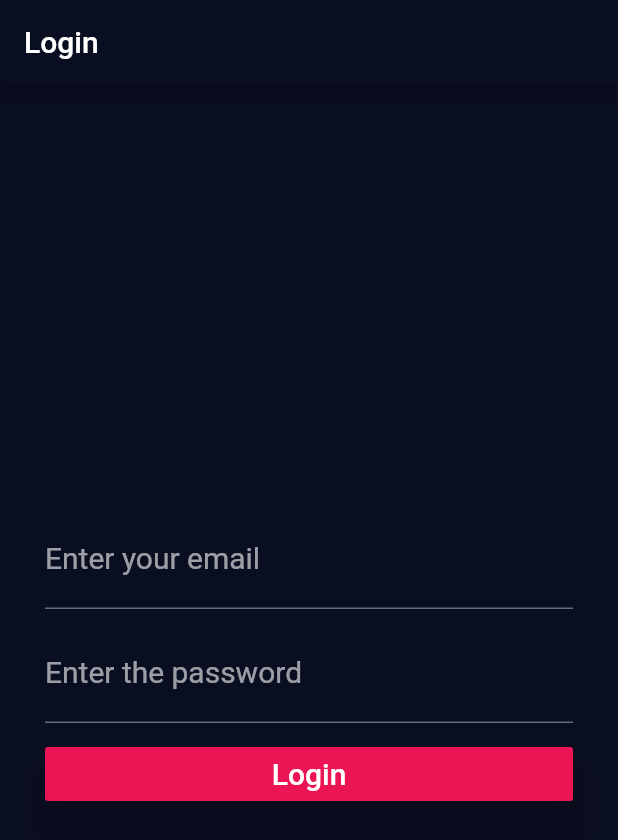
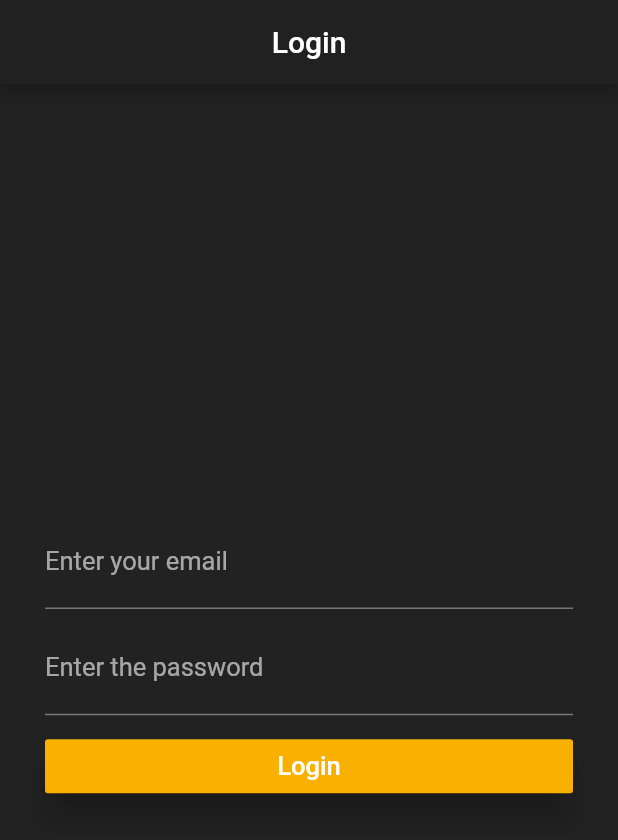
Before and after one commit to soniyaarockiya/frogbit_flutter, a Flutter app: the screen it shows after launch, on a phone screen of 412 x 824 dp. Shown: the top 840 px of the screen. Run offline on Flutter 3.47's test engine with Material 2 defaults, Android fonts, the phone set to English and light mode, and no system bars; our stand-ins replace firebase_auth; accounts and stored records are empty.

Commit message:
Second Commit --- Api data retrieval (punk beer), ListView , Infinite scrolling, Provider package to share loggedIn user Id.

```diff
--- a/lib/constants/ui_constants.dart
+++ b/lib/constants/ui_constants.dart
@@ -1,5 +1,6 @@
 import 'package:flutter/material.dart';
 
 const kTextFieldStyle = TextStyle(
-  fontSize: 20.0,
+  fontSize: 17.0,
+  color: Colors.white,
 );
--- a/lib/main.dart
+++ b/lib/main.dart
@@ -1,27 +1,32 @@
 import 'package:flutter/material.dart';
+import 'package:frogbitflutter/screens/favourites_screen.dart';
+import 'package:frogbitflutter/screens/home_screen.dart';
 import 'package:frogbitflutter/screens/login_screen.dart';
-import 'package:frogbitflutter/screens/home_screen.dart';
-import 'package:frogbitflutter/screens/favourites_screen.dart';
+import 'package:frogbitflutter/services/provider_package_state_management.dart';
+import 'package:provider/provider.dart';
 
 void main() => runApp(MyApp());
 
 class MyApp extends StatelessWidget {
+  final String currentUser = "Test";
+
   @override
   Widget build(BuildContext context) {
-    return MaterialApp(
+    return ChangeNotifierProvider<UserDataProvider>(
+      create: (context) => UserDataProvider(),
+      child: MaterialApp(
         debugShowCheckedModeBanner: false,
         title: 'Flutter Demo',
         theme: ThemeData.dark().copyWith(
-        accentColor: Colors.blueGrey,
-        primaryColor: Color(0xFF0A0E21),
-        scaffoldBackgroundColor: Color(0xFF0A0E21),
-      ),
+            accentColor: Colors.grey[600],
+            scaffoldBackgroundColor: Colors.black87),
         initialRoute: '/',
         routes: {
           '/': (context) => LoginPage(),
           'HomePage': (context) => HomePage(),
           'FavouritesPage': (context) => FavouritesPage()
         },
+      ),
     );
   }
 }
--- a/lib/screens/login_screen.dart
+++ b/lib/screens/login_screen.dart
@@ -1,6 +1,9 @@
 import 'package:flutter/material.dart';
+import 'package:frogbitflutter/constants/ui_constants.dart';
 import 'package:frogbitflutter/services/authentication.dart';
-import 'package:frogbitflutter/constants/ui_constants.dart';
+import 'package:frogbitflutter/services/provider_package_state_management.dart';
+import 'package:provider/provider.dart';
+
 //TODO: Render overflow
 
 class LoginPage extends StatefulWidget {
@@ -19,7 +22,13 @@ class _LoginPageState extends State<LoginPage> {
   Widget build(BuildContext context) {
     return Scaffold(
       appBar: AppBar(
-        title: Text('Login'),
+        centerTitle: true,
+        title: Text(
+          'Login',
+          style: TextStyle(
+//            color: Color(0xFFfab000),
+              ),
+        ),
       ),
       body: Container(
         margin: EdgeInsets.all(30.0),
@@ -57,7 +66,7 @@ class _LoginPageState extends State<LoginPage> {
               ),
               RaisedButton(
                 elevation: 10.0,
-                color: Color(0xFFEB1555),
+                color: Color(0xFFfab000),
                 onPressed: validateAndSubmit,
                 child: Text(
                   'Login',
@@ -90,6 +99,8 @@ class _LoginPageState extends State<LoginPage> {
         String userId = await _auth.signInWithEmailAndPassword(email, password);
         if (userId != null) {
           print("success......user id is ................$userId");
+          Provider.of<UserDataProvider>(context, listen: false)
+              .changeString(userId.toUpperCase());
           formKey.currentState.reset();
           Navigator.pushNamed(context, 'HomePage');
         }
--- a/lib/services/authentication.dart
+++ b/lib/services/authentication.dart
@@ -1,4 +1,5 @@
 import 'dart:async';
+
 import 'package:firebase_auth/firebase_auth.dart';
 
 abstract class BaseAuth {
--- /dev/null
+++ b/lib/services/provider_package_state_management.dart
@@ -0,0 +1,11 @@
+import 'package:flutter/cupertino.dart';
+
+class UserDataProvider extends ChangeNotifier {
+  //Logged In user id
+  String userId = "User Id";
+
+  void changeString(newString) {
+    this.userId = newString;
+    notifyListeners();
+  }
+}
--- a/pubspec.yaml
+++ b/pubspec.yaml
@@ -13,6 +13,8 @@ dependencies:
 
   cupertino_icons: ^0.1.2
   firebase_auth: ^0.16.0
+  http: ^0.12.1
+  provider: ^4.1.2
 
 dev_dependencies:
   flutter_test:
```
Also changed, not shown: lib/data/beer_pojo.dart (added, +8 -0 lines), lib/screens/home_screen.dart (+59 -0 lines), lib/services/api_data.dart (added, +34 -0 lines), lib/services/networking.dart (added, +18 -0 lines), lib/subwidgets/list_view_card.dart (added, +74 -0 lines), pubspec.lock. Lines whose indentation alone changed are shown as unchanged.
